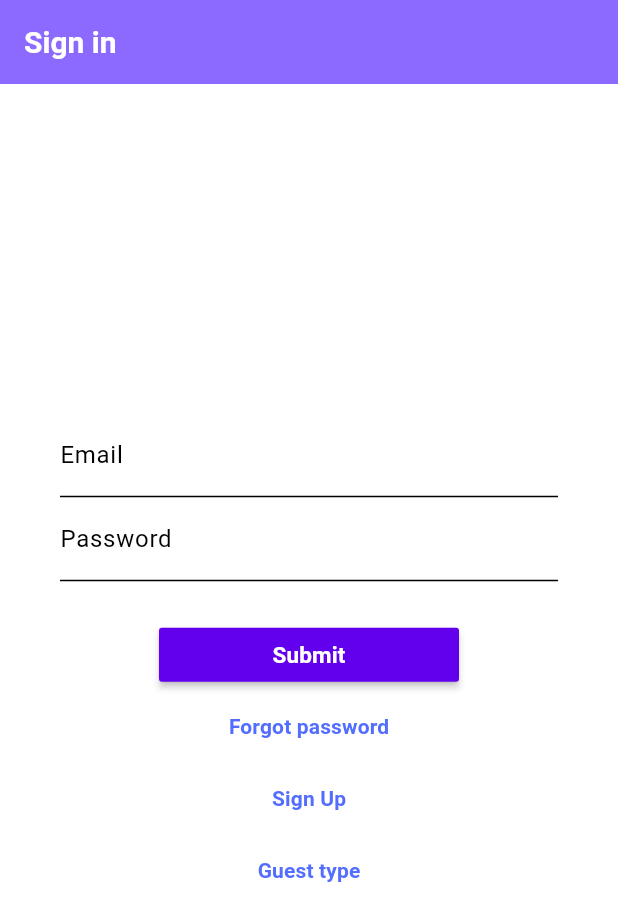
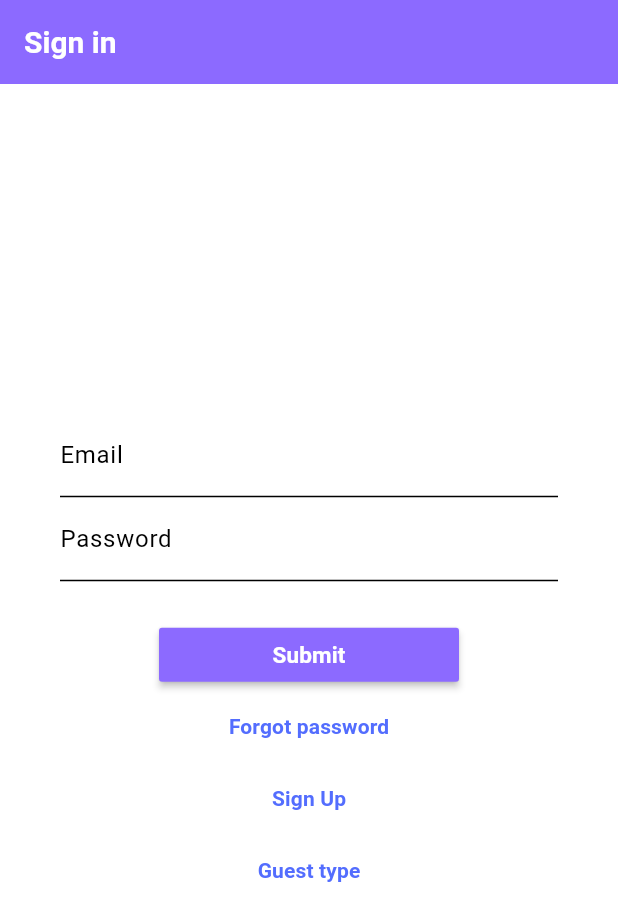
Before and after one commit to vladnov138/task_manager, a Flutter app: the screen it shows after launch, on a phone screen of 412 x 824 dp. Shown: the top 921 px of the screen. Run offline on Flutter 3.47's test engine with Material 2 defaults, Android fonts, the light colour scheme and no system bars; our stand-ins replace auto_route, dio, flutter_datetime_picker_plus, flutter_local_notifications, flutter_svg, get_it and 4 more; accounts and stored records are empty.

Commit message:
add primary color

```diff
--- a/lib/theme/theme.dart
+++ b/lib/theme/theme.dart
@@ -12,6 +12,7 @@ final mainTheme = ThemeData(
   ),
   colorScheme: const ColorScheme.light(),
   useMaterial3: true,
+  primaryColor: const Color.fromRGBO(140, 106, 255, 100),
   textTheme: const TextTheme(
     labelSmall: TextStyle(
       color: Colors.indigoAccent,
```
